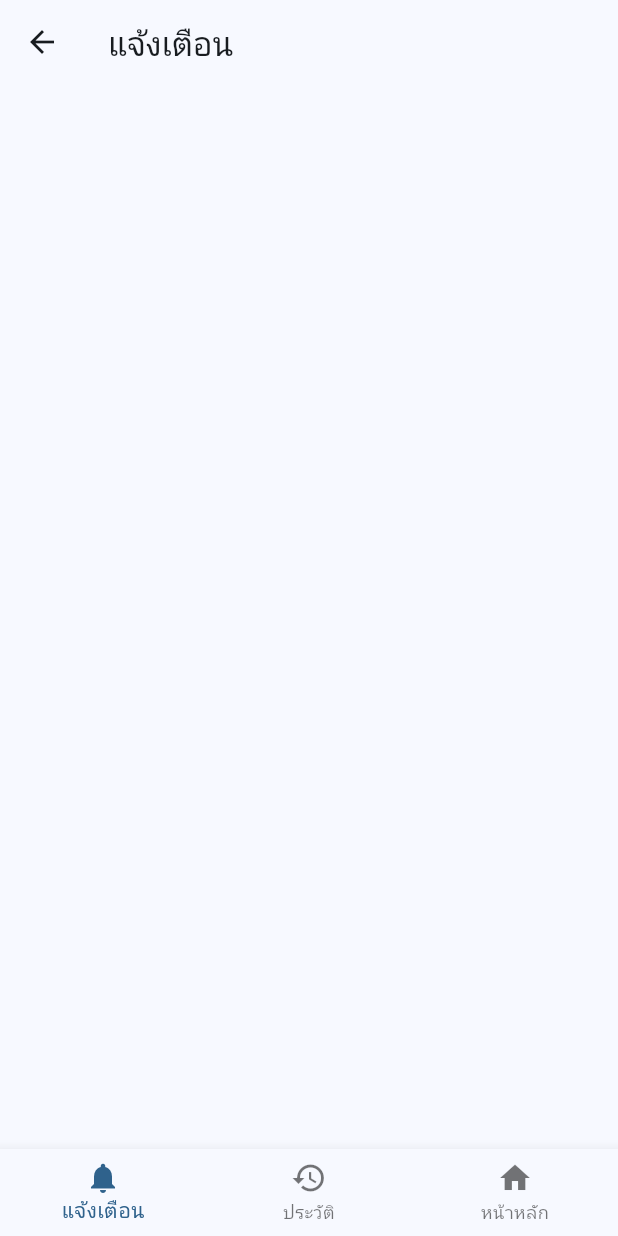
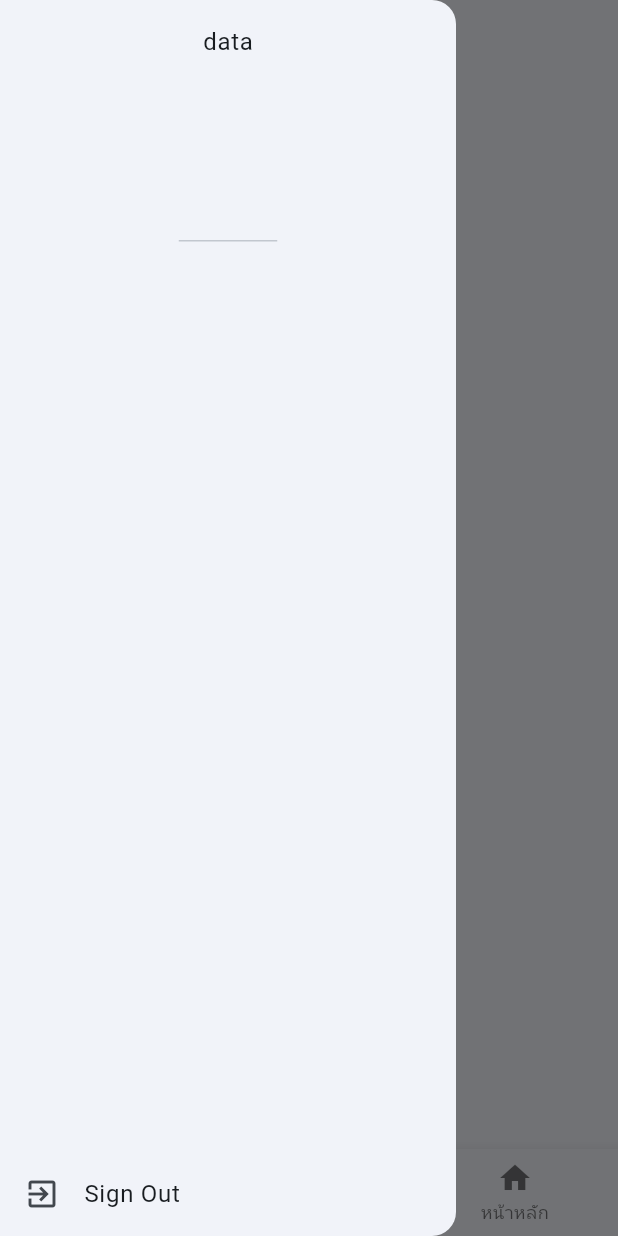
Before and after one commit to masterUNG/SinoProject, a Flutter app: the MainHome screen opened by its route, with the side drawer open (before the commit the screen has no drawer), on a phone screen of 412 x 824 dp. Run offline on Flutter 3.47's test engine with Material 3 defaults, Android fonts, the phone set to English and light mode, and no system bars; our stand-ins replace dio, geolocator, get, get_storage, getwidget, google_maps_flutter; accounts and stored records are empty.

Commit message:
finish 15july

```diff
--- /dev/null
+++ b/lib/models/insx_model.dart
@@ -0,0 +1,141 @@
+import 'dart:convert';
+
+// ignore_for_file: public_member_api_docs, sort_constructors_first
+// ignore_for_file: non_constant_identifier_names
+
+class InsxModel {
+
+  final String id;
+  final String ca;
+  final String pea_no;
+  final String cus_name;
+  final String cus_id;
+  final String status;
+  final String tel;
+  final String invoice_no;
+  final String bill_date;
+  final String write_id;
+  final String portion;
+  final String address;
+  final String new_period_date;
+  final String write_date;
+  final String total;
+  final String lat;
+  final String lng;
+  final String invoice_status;
+  final String noti_date;
+  final String update_date;
+  final String timestamp;
+  final String work_date;
+  final String work_image;
+  final String work_image_lat;
+  final String work_image_lng;
+  final String worker_code;
+  final String worker_name;
+  final String user_id;
+  final String distance;
+  InsxModel({
+    required this.id,
+    required this.ca,
+    required this.pea_no,
+    required this.cus_name,
+    required this.cus_id,
+    required this.status,
+    required this.tel,
+    required this.invoice_no,
+    required this.bill_date,
+    required this.write_id,
+    required this.portion,
+    required this.address,
+    required this.new_period_date,
+    required this.write_date,
+    required this.total,
+    required this.lat,
+    required this.lng,
+    required this.invoice_status,
+    required this.noti_date,
+    required this.update_date,
+    required this.timestamp,
+    required this.work_date,
+    required this.work_image,
+    required this.work_image_lat,
+    required this.work_image_lng,
+    required this.worker_code,
+    required this.worker_name,
+    required this.user_id,
+    required this.distance,
+  });
+
+
+  Map<String, dynamic> toMap() {
+    return <String, dynamic>{
+      'id': id,
+      'ca': ca,
+      'pea_no': pea_no,
+      'cus_name': cus_name,
+      'cus_id': cus_id,
+      'status': status,
+      'tel': tel,
+      'invoice_no': invoice_no,
+      'bill_date': bill_date,
+      'write_id': write_id,
+      'portion': portion,
+      'address': address,
+      'new_period_date': new_period_date,
+      'write_date': write_date,
+      'total': total,
+      'lat': lat,
+      'lng': lng,
+      'invoice_status': invoice_status,
+      'noti_date': noti_date,
+      'update_date': update_date,
+      'timestamp': timestamp,
+      'work_date': work_date,
+      'work_image': work_image,
+      'work_image_lat': work_image_lat,
+      'work_image_lng': work_image_lng,
+      'worker_code': worker_code,
+      'worker_name': worker_name,
+      'user_id': user_id,
+      'distance': distance,
+    };
+  }
+
+  factory InsxModel.fromMap(Map<String, dynamic> map) {
+    return InsxModel(
+      id: (map['id'] ?? '') as String,
+      ca: (map['ca'] ?? '') as String,
+      pea_no: (map['pea_no'] ?? '') as String,
+      cus_name: (map['cus_name'] ?? '') as String,
+      cus_id: (map['cus_id'] ?? '') as String,
+      status: (map['status'] ?? '') as String,
+      tel: (map['tel'] ?? '') as String,
+      invoice_no: (map['invoice_no'] ?? '') as String,
+      bill_date: (map['bill_date'] ?? '') as String,
+      write_id: (map['write_id'] ?? '') as String,
+      portion: (map['portion'] ?? '') as String,
+      address: (map['address'] ?? '') as String,
+      new_period_date: (map['new_period_date'] ?? '') as String,
+      write_date: (map['write_date'] ?? '') as String,
+      total: (map['total'] ?? '') as String,
+      lat: (map['lat'] ?? '') as String,
+      lng: (map['lng'] ?? '') as String,
+      invoice_status: (map['invoice_status'] ?? '') as String,
+      noti_date: (map['noti_date'] ?? '') as String,
+      update_date: (map['update_date'] ?? '') as String,
+      timestamp: (map['timestamp'] ?? '') as String,
+      work_date: (map['work_date'] ?? '') as String,
+      work_image: (map['work_image'] ?? '') as String,
+      work_image_lat: (map['work_image_lat'] ?? '') as String,
+      work_image_lng: (map['work_image_lng'] ?? '') as String,
+      worker_code: (map['worker_code'] ?? '') as String,
+      worker_name: (map['worker_name'] ?? '') as String,
+      user_id: (map['user_id'] ?? '') as String,
+      distance: (map['distance'] ?? '') as String,
+    );
+  }
+
+  String toJson() => json.encode(toMap());
+
+  factory InsxModel.fromJson(String source) => InsxModel.fromMap(json.decode(source) as Map<String, dynamic>);
+}
--- a/lib/states/main_home.dart
+++ b/lib/states/main_home.dart
@@ -1,10 +1,18 @@
+// ignore_for_file: public_member_api_docs, sort_constructors_first
 import 'package:flutter/material.dart';
 import 'package:get/get.dart';
+import 'package:get_storage/get_storage.dart';
+import 'package:getwidget/getwidget.dart';
+import 'package:sinoproject/states/authen.dart';
+
 import 'package:sinoproject/utility/app_controller.dart';
+import 'package:sinoproject/utility/app_dialog.dart';
 import 'package:sinoproject/utility/app_service.dart';
 import 'package:sinoproject/widgets/body_history.dart';
 import 'package:sinoproject/widgets/body_main.dart';
 import 'package:sinoproject/widgets/body_noti.dart';
+import 'package:sinoproject/widgets/widget_button.dart';
+import 'package:sinoproject/widgets/widget_menu.dart';
 
 class MainHome extends StatefulWidget {
   const MainHome({super.key});
@@ -60,6 +68,37 @@ class _MainHomeState extends State<MainHome> {
           appBar: AppBar(
             title: Text(titles[appController.indexBody.value]),
           ),
+          drawer: Drawer(
+            child: Column(
+              children: [
+                DrawerHeader(child: Text('data')),
+                const Spacer(),
+                WidgetMenu(
+                  title: 'Sign Out',
+                  iconData: Icons.exit_to_app,
+                  onTap: () {
+                    Get.back();
+
+                    AppDialog().normalDialog(
+                      title: 'Sign Out',
+                      contentWidget: const Text('Please Confirm for Sign Out'),
+                      firstWidget: WidgetButton(
+                        text: 'Confirm',
+                        onPressed: () async {
+                          await GetStorage().erase().then(
+                            (value) {
+                              Get.offAll(const Authen());
+                            },
+                          );
+                        },
+                        type: GFButtonType.outline2x,
+                      ),
+                    );
+                  },
+                ),
+              ],
+            ),
+          ),
           body: bodys[appController.indexBody.value],
           bottomNavigationBar: BottomNavigationBar(
             items: items,
--- a/lib/widgets/widget_button.dart
+++ b/lib/widgets/widget_button.dart
@@ -9,12 +9,14 @@ class WidgetButton extends StatelessWidget {
     required this.onPressed,
     this.color,
     this.fullWidthButton,
+    this.type,
   }) : super(key: key);
 
   final String text;
   final Function() onPressed;
   final Color? color;
   final bool? fullWidthButton;
+  final GFButtonType? type;
 
   @override
   Widget build(BuildContext context) {
@@ -23,6 +25,7 @@ class WidgetButton extends StatelessWidget {
       text: text,
       color: color ?? Theme.of(context).primaryColor,
       fullWidthButton: fullWidthButton,
+      type: type ?? GFButtonType.solid,
     );
   }
 }
--- /dev/null
+++ b/lib/widgets/widget_menu.dart
@@ -0,0 +1,23 @@
+import 'package:flutter/material.dart';
+
+class WidgetMenu extends StatelessWidget {
+  const WidgetMenu({
+    Key? key,
+    required this.title,
+    required this.iconData,
+    required this.onTap,
+  }) : super(key: key);
+
+  final String title;
+  final IconData iconData;
+  final Function() onTap;
+
+  @override
+  Widget build(BuildContext context) {
+    return ListTile(
+      title: Text(title),
+      leading: Icon(iconData),
+      onTap: onTap,
+    );
+  }
+}
```
Also changed, not shown: lib/utility/app_service.dart (+24 -0 lines), lib/widgets/body_noti.dart (+16 -1 lines).
